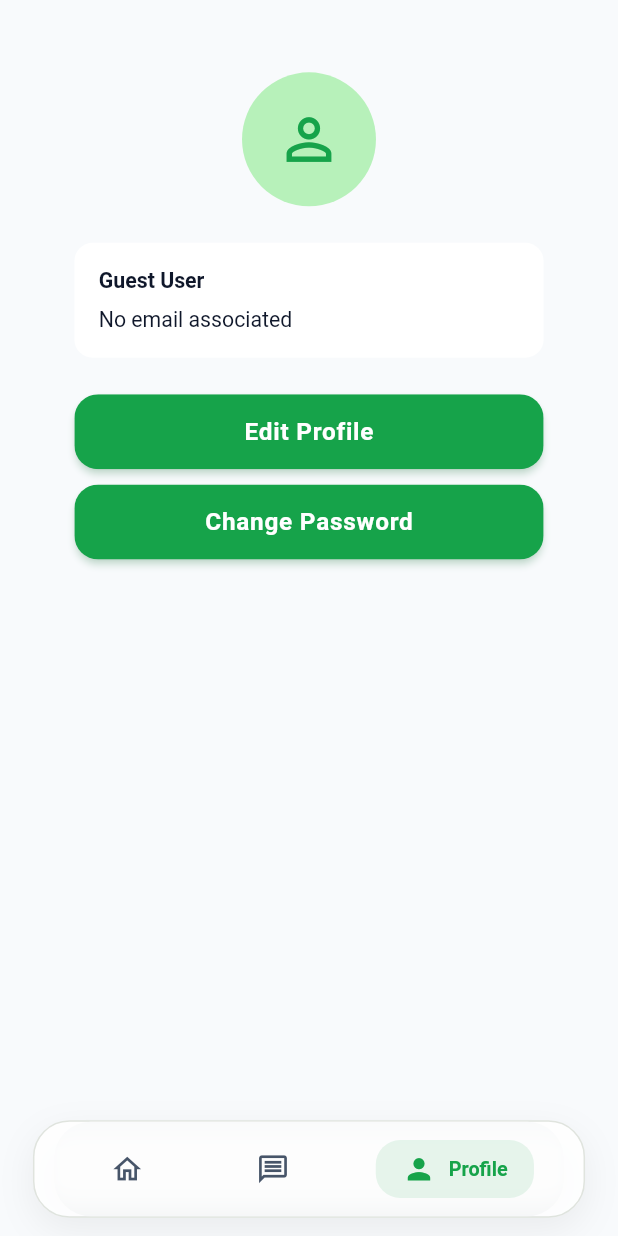
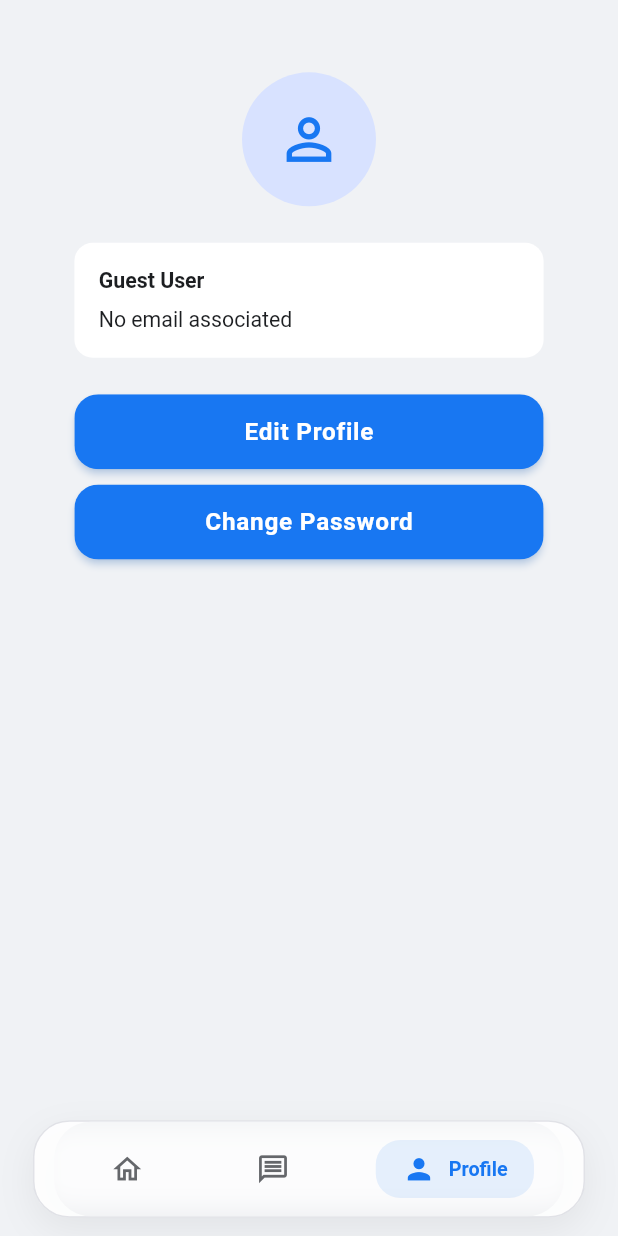
Before and after one commit to parentroots/getx, a Flutter app: the MainBottomNavScreen screen opened by its route, item 3 of the bottom bar chosen, on a phone screen of 412 x 824 dp. Run offline on Flutter 3.47's test engine with Material 3 defaults, Android fonts, the phone set to English and light mode, and no system bars; our stand-ins replace cached_network_image, connectivity_plus, country_picker, dio, file_picker, firebase_core and 13 more; accounts and stored records are empty; network calls fail; statements that could not run were skipped; project files that could hold a hidden picture were left out.

Commit message:
fix: resolve floating bottom navigation bar dark background shade by adding and setting extendBody on CommonScaffold

```diff
--- a/lib/component/layout/common_scaffold.dart
+++ b/lib/component/layout/common_scaffold.dart
@@ -14,6 +14,7 @@ class CommonScaffold extends StatelessWidget {
     this.safeArea = true,
     this.padding = const EdgeInsets.all(AppSpacing.md),
     this.scaffoldKey,
+    this.extendBody = false,
   });
 
   final Widget body;
@@ -24,6 +25,7 @@ class CommonScaffold extends StatelessWidget {
   final bool safeArea;
   final EdgeInsetsGeometry padding;
   final GlobalKey<ScaffoldState>? scaffoldKey;
+  final bool extendBody;
 
   @override
   Widget build(BuildContext context) {
@@ -43,6 +45,7 @@ class CommonScaffold extends StatelessWidget {
       drawer: drawer,
       bottomNavigationBar: bottomNavigationBar,
       floatingActionButton: floatingActionButton,
+      extendBody: extendBody,
       body: safeArea ? SafeArea(child: content) : content,
     );
   }
--- a/lib/component/main_bottom_nav/main_bottom_nav_screen.dart
+++ b/lib/component/main_bottom_nav/main_bottom_nav_screen.dart
@@ -23,6 +23,7 @@ class MainBottomNavScreen extends GetView<MainBottomNavController> {
       scaffoldKey: controller.scaffoldKey,
       drawer: const CommonDrawer(),
       bottomNavigationBar: const MainBottomNavBar(),
+      extendBody: true,
       body: Obx(
         () => IndexedStack(
           index: controller.currentIndex.value,
--- a/lib/utils/constants/app_colors.dart
+++ b/lib/utils/constants/app_colors.dart
@@ -21,81 +21,120 @@ class ThemeColor extends ThemeExtension<ThemeColor> {
     required this.tertiary,
   });
 
+  // ===================== PRIMARY COLORS =====================
+
   final Color primary;
   final Color primaryHover;
   final Color secondary;
+
+  // ===================== BACKGROUND COLORS =====================
+
   final Color background;
   final Color surface;
   final Color surfaceSecondary;
   final Color border;
+
+  // ===================== TEXT COLORS =====================
+
   final Color text;
   final Color textSecondary;
   final Color textMuted;
+
+  // ===================== STATUS COLORS =====================
+
   final Color success;
   final Color warning;
   final Color error;
   final Color info;
+
+  // ===================== ACCENT COLORS =====================
+
   final Color accent;
   final Color tertiary;
 
-  // ===================== DARK THEME =====================
+  // ==========================================================
+  // DARK THEME
+  // "Facebook Midnight"
+  // Professional Blue + Deep Dark
+  // ==========================================================
 
   static const ThemeColor dark = ThemeColor(
-    primary: Color(0xFF22C55E),
-    primaryHover: Color(0xFF16A34A),
-    secondary: Color(0xFF94A3B8),
+    // Primary
+    primary: Color(0xFF1877F2),
+    primaryHover: Color(0xFF0D65D9),
+    secondary: Color(0xFF8AB4F8),
 
-    background: Color(0xFF0F172A),
-    surface: Color(0xFF1E293B),
-    surfaceSecondary: Color(0xFF334155),
-    border: Color(0xFF475569),
+    // Background
+    background: Color(0xFF18191A),
+    surface: Color(0xFF242526),
+    surfaceSecondary: Color(0xFF3A3B3C),
+    border: Color(0xFF3E4042),
 
-    text: Color(0xFFF8FAFC),
-    textSecondary: Color(0xFFCBD5E1),
-    textMuted: Color(0xFF94A3B8),
+    // Text
+    text: Color(0xFFF5F6F7),
+    textSecondary: Color(0xFFB8BBBF),
+    textMuted: Color(0xFF8A8D91),
 
-    success: Color(0xFF22C55E),
-    warning: Color(0xFFF59E0B),
-    error: Color(0xFFEF4444),
-    info: Color(0xFF38BDF8),
+    // Status
+    success: Color(0xFF42B72A),
+    warning: Color(0xFFF7B928),
+    error: Color(0xFFFA383E),
+    info: Color(0xFF4599FF),
 
-    accent: Color(0xFF6366F1),
-    tertiary: Color(0xFF8B5CF6),
+    // Accent
+    accent: Color(0xFF4599FF),
+    tertiary: Color(0xFF0866FF),
   );
 
-  // ===================== LIGHT THEME =====================
+  // ==========================================================
+  // LIGHT THEME
+  // "Facebook Clean"
+  // Professional Blue + Soft Gray
+  // ==========================================================
 
   static const ThemeColor light = ThemeColor(
-    primary: Color(0xFF16A34A),
-    primaryHover: Color(0xFF15803D),
-    secondary: Color(0xFF64748B),
+    // Primary
+    primary: Color(0xFF1877F2),
+    primaryHover: Color(0xFF0D65D9),
+    secondary: Color(0xFF65676B),
 
-    background: Color(0xFFF8FAFC),
+    // Background
+    background: Color(0xFFF0F2F5),
     surface: Color(0xFFFFFFFF),
-    surfaceSecondary: Color(0xFFF1F5F9),
-    border: Color(0xFFE2E8F0),
+    surfaceSecondary: Color(0xFFF5F6F7),
+    border: Color(0xFFDADDE1),
 
-    text: Color(0xFF0F172A),
-    textSecondary: Color(0xFF475569),
-    textMuted: Color(0xFF64748B),
+    // Text
+    text: Color(0xFF1C1E21),
+    textSecondary: Color(0xFF65676B),
+    textMuted: Color(0xFF8A8D91),
 
-    success: Color(0xFF16A34A),
-    warning: Color(0xFFD97706),
-    error: Color(0xFFDC2626),
-    info: Color(0xFF0284C7),
+    // Status
+    success: Color(0xFF42B72A),
+    warning: Color(0xFFF7B928),
+    error: Color(0xFFFA383E),
+    info: Color(0xFF1877F2),
 
-    accent: Color(0xFF4F46E5),
-    tertiary: Color(0xFF7C3AED),
+    // Accent
+    accent: Color(0xFF4599FF),
+    tertiary: Color(0xFF0866FF),
   );
 
-  // ===================== COMMON COLORS =====================
+  // ==========================================================
+  // COMMON COLORS
+  // ==========================================================
 
   Color get transparent => Colors.transparent;
+
   Color get white => Colors.white;
+
   Color get black => Colors.black;
+
   Color get red => Colors.red;
 
-  // ===================== COPY WITH =====================
+  // ==========================================================
+  // COPY WITH
+  // ==========================================================
 
   @override
   ThemeColor copyWith({
@@ -136,11 +175,15 @@ class ThemeColor extends ThemeExtension<ThemeColor> {
     );
   }
 
-  // ===================== LERP =====================
+  // ==========================================================
+  // LERP
+  // ==========================================================
 
   @override
   ThemeColor lerp(ThemeExtension<ThemeColor>? other, double t) {
-    if (other is! ThemeColor) return this;
+    if (other is! ThemeColor) {
+      return this;
+    }
 
     return ThemeColor(
       primary: Color.lerp(primary, other.primary, t)!,
```
